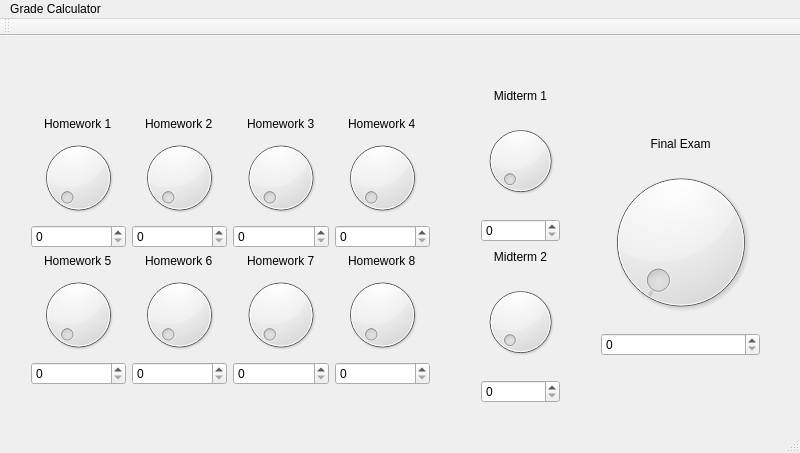
Above: grade_calculator/mainwindow.ui from cmordinibluhm/pic10c_hw2 before the change. Below: the same form after it.
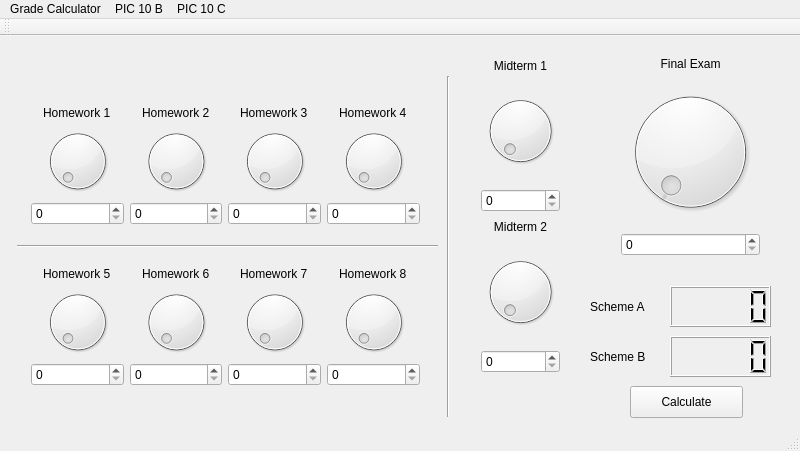
That is the form after the change.

Commit message: Grading schemes A and B operational.

```diff
--- a/grade_calculator/mainwindow.ui
+++ b/grade_calculator/mainwindow.ui
@@ -7,208 +7,18 @@
     <x>0</x>
     <y>0</y>
     <width>800</width>
-    <height>453</height>
+    <height>451</height>
    </rect>
   </property>
   <property name="windowTitle">
    <string>MainWindow</string>
   </property>
   <widget class="QWidget" name="centralWidget">
-   <widget class="QWidget" name="verticalLayoutWidget">
-    <property name="geometry">
-     <rect>
-      <x>20</x>
-      <y>70</y>
-      <width>421</width>
-      <height>290</height>
-     </rect>
-    </property>
-    <layout class="QVBoxLayout" name="verticalLayout">
-     <item>
-      <layout class="QGridLayout" name="gridLayout">
-       <item row="4" column="2">
-        <widget class="QDial" name="dial_7">
-         <property name="maximum">
-          <number>100</number>
-         </property>
-        </widget>
-       </item>
-       <item row="0" column="1" alignment="Qt::AlignHCenter">
-        <widget class="QLabel" name="label_2">
-         <property name="text">
-          <string>Homework 2</string>
-         </property>
-        </widget>
-       </item>
-       <item row="0" column="0" alignment="Qt::AlignHCenter">
-        <widget class="QLabel" name="label">
-         <property name="text">
-          <string>Homework 1</string>
-         </property>
-        </widget>
-       </item>
-       <item row="2" column="1">
-        <widget class="QSpinBox" name="spinBox_2">
-         <property name="maximum">
-          <number>100</number>
-         </property>
-        </widget>
-       </item>
-       <item row="3" column="2" alignment="Qt::AlignHCenter">
-        <widget class="QLabel" name="label_7">
-         <property name="text">
-          <string>Homework 7</string>
-         </property>
-        </widget>
-       </item>
-       <item row="0" column="2" alignment="Qt::AlignHCenter">
-        <widget class="QLabel" name="label_3">
-         <property name="text">
-          <string>Homework 3</string>
-         </property>
-        </widget>
-       </item>
-       <item row="1" column="3">
-        <widget class="QDial" name="dial_4">
-         <property name="maximum">
-          <number>100</number>
-         </property>
-        </widget>
-       </item>
-       <item row="4" column="1">
-        <widget class="QDial" name="dial_6">
-         <property name="maximum">
-          <number>100</number>
-         </property>
-        </widget>
-       </item>
-       <item row="2" column="2">
-        <widget class="QSpinBox" name="spinBox_3">
-         <property name="maximum">
-          <number>100</number>
-         </property>
-        </widget>
-       </item>
-       <item row="2" column="0">
-        <widget class="QSpinBox" name="spinBox">
-         <property name="maximum">
-          <number>100</number>
-         </property>
-        </widget>
-       </item>
-       <item row="2" column="3">
-        <widget class="QSpinBox" name="spinBox_4">
-         <property name="maximum">
-          <number>100</number>
-         </property>
-        </widget>
-       </item>
-       <item row="0" column="3" alignment="Qt::AlignHCenter">
-        <widget class="QLabel" name="label_4">
-         <property name="text">
-          <string>Homework 4</string>
-         </property>
-        </widget>
-       </item>
-       <item row="1" column="2">
-        <widget class="QDial" name="dial_3">
-         <property name="maximum">
-          <number>100</number>
-         </property>
-        </widget>
-       </item>
-       <item row="3" column="3" alignment="Qt::AlignHCenter">
-        <widget class="QLabel" name="label_8">
-         <property name="text">
-          <string>Homework 8</string>
-         </property>
-        </widget>
-       </item>
-       <item row="3" column="0" alignment="Qt::AlignHCenter">
-        <widget class="QLabel" name="label_5">
-         <property name="text">
-          <string>Homework 5</string>
-         </property>
-        </widget>
-       </item>
-       <item row="3" column="1" alignment="Qt::AlignHCenter">
-        <widget class="QLabel" name="label_6">
-         <property name="text">
-          <string>Homework 6</string>
-         </property>
-        </widget>
-       </item>
-       <item row="5" column="0">
-        <widget class="QSpinBox" name="spinBox_5">
-         <property name="maximum">
-          <number>100</number>
-         </property>
-        </widget>
-       </item>
-       <item row="5" column="1">
-        <widget class="QSpinBox" name="spinBox_6">
-         <property name="maximum">
-          <number>100</number>
-         </property>
-        </widget>
-       </item>
-       <item row="5" column="2">
-        <widget class="QSpinBox" name="spinBox_7">
-         <property name="maximum">
-          <number>100</number>
-         </property>
-        </widget>
-       </item>
-       <item row="5" column="3">
-        <widget class="QSpinBox" name="spinBox_8">
-         <property name="maximum">
-          <number>100</number>
-         </property>
-        </widget>
-       </item>
-       <item row="1" column="1">
-        <widget class="QDial" name="dial_2">
-         <property name="maximum">
-          <number>100</number>
-         </property>
-        </widget>
-       </item>
-       <item row="4" column="3">
-        <widget class="QDial" name="dial_8">
-         <property name="maximum">
-          <number>100</number>
-         </property>
-        </widget>
-       </item>
-       <item row="4" column="0">
-        <widget class="QDial" name="dial_5">
-         <property name="maximum">
-          <number>100</number>
-         </property>
-        </widget>
-       </item>
-       <item row="1" column="0">
-        <widget class="QDial" name="dial">
-         <property name="layoutDirection">
-          <enum>Qt::LeftToRight</enum>
-         </property>
-         <property name="autoFillBackground">
-          <bool>false</bool>
-         </property>
-         <property name="maximum">
-          <number>100</number>
-         </property>
-        </widget>
-       </item>
-      </layout>
-     </item>
-    </layout>
-   </widget>
    <widget class="QWidget" name="verticalLayoutWidget_2">
     <property name="geometry">
      <rect>
       <x>470</x>
-      <y>40</y>
+      <y>10</y>
       <width>101</width>
       <height>341</height>
      </rect>
@@ -291,10 +101,10 @@
    <widget class="QWidget" name="verticalLayoutWidget_3">
     <property name="geometry">
      <rect>
-      <x>590</x>
-      <y>90</y>
-      <width>181</width>
-      <height>241</height>
+      <x>610</x>
+      <y>10</y>
+      <width>161</width>
+      <height>221</height>
      </rect>
     </property>
     <layout class="QVBoxLayout" name="verticalLayout_3">
@@ -330,6 +140,289 @@
      </item>
     </layout>
    </widget>
+   <widget class="QPushButton" name="pushButton_calculate">
+    <property name="geometry">
+     <rect>
+      <x>630</x>
+      <y>350</y>
+      <width>113</width>
+      <height>32</height>
+     </rect>
+    </property>
+    <property name="text">
+     <string>Calculate</string>
+    </property>
+   </widget>
+   <widget class="QLCDNumber" name="lcdnumber_A">
+    <property name="geometry">
+     <rect>
+      <x>670</x>
+      <y>250</y>
+      <width>101</width>
+      <height>41</height>
+     </rect>
+    </property>
+   </widget>
+   <widget class="Line" name="line">
+    <property name="geometry">
+     <rect>
+      <x>17</x>
+      <y>200</y>
+      <width>421</width>
+      <height>20</height>
+     </rect>
+    </property>
+    <property name="orientation">
+     <enum>Qt::Horizontal</enum>
+    </property>
+   </widget>
+   <widget class="Line" name="line_2">
+    <property name="geometry">
+     <rect>
+      <x>440</x>
+      <y>40</y>
+      <width>16</width>
+      <height>341</height>
+     </rect>
+    </property>
+    <property name="orientation">
+     <enum>Qt::Vertical</enum>
+    </property>
+   </widget>
+   <widget class="QLCDNumber" name="lcdNumber_B">
+    <property name="geometry">
+     <rect>
+      <x>670</x>
+      <y>300</y>
+      <width>101</width>
+      <height>41</height>
+     </rect>
+    </property>
+   </widget>
+   <widget class="QLabel" name="label_9">
+    <property name="geometry">
+     <rect>
+      <x>590</x>
+      <y>260</y>
+      <width>81</width>
+      <height>21</height>
+     </rect>
+    </property>
+    <property name="text">
+     <string>Scheme A</string>
+    </property>
+   </widget>
+   <widget class="QLabel" name="label_11">
+    <property name="geometry">
+     <rect>
+      <x>590</x>
+      <y>310</y>
+      <width>81</width>
+      <height>21</height>
+     </rect>
+    </property>
+    <property name="text">
+     <string>Scheme B</string>
+    </property>
+   </widget>
+   <widget class="QWidget" name="">
+    <property name="geometry">
+     <rect>
+      <x>20</x>
+      <y>59</y>
+      <width>411</width>
+      <height>141</height>
+     </rect>
+    </property>
+    <layout class="QGridLayout" name="gridLayout">
+     <item row="0" column="0" alignment="Qt::AlignHCenter">
+      <widget class="QLabel" name="label">
+       <property name="text">
+        <string>Homework 1</string>
+       </property>
+      </widget>
+     </item>
+     <item row="0" column="1" alignment="Qt::AlignHCenter">
+      <widget class="QLabel" name="label_2">
+       <property name="text">
+        <string>Homework 2</string>
+       </property>
+      </widget>
+     </item>
+     <item row="0" column="2" alignment="Qt::AlignHCenter">
+      <widget class="QLabel" name="label_3">
+       <property name="text">
+        <string>Homework 3</string>
+       </property>
+      </widget>
+     </item>
+     <item row="0" column="3" alignment="Qt::AlignHCenter">
+      <widget class="QLabel" name="label_4">
+       <property name="text">
+        <string>Homework 4</string>
+       </property>
+      </widget>
+     </item>
+     <item row="1" column="0">
+      <widget class="QDial" name="dial">
+       <property name="layoutDirection">
+        <enum>Qt::LeftToRight</enum>
+       </property>
+       <property name="autoFillBackground">
+        <bool>false</bool>
+       </property>
+       <property name="maximum">
+        <number>100</number>
+       </property>
+      </widget>
+     </item>
+     <item row="1" column="1">
+      <widget class="QDial" name="dial_2">
+       <property name="maximum">
+        <number>100</number>
+       </property>
+      </widget>
+     </item>
+     <item row="1" column="2">
+      <widget class="QDial" name="dial_3">
+       <property name="maximum">
+        <number>100</number>
+       </property>
+      </widget>
+     </item>
+     <item row="1" column="3">
+      <widget class="QDial" name="dial_4">
+       <property name="maximum">
+        <number>100</number>
+       </property>
+      </widget>
+     </item>
+     <item row="2" column="0">
+      <widget class="QSpinBox" name="spinBox">
+       <property name="maximum">
+        <number>100</number>
+       </property>
+      </widget>
+     </item>
+     <item row="2" column="1">
+      <widget class="QSpinBox" name="spinBox_2">
+       <property name="maximum">
+        <number>100</number>
+       </property>
+      </widget>
+     </item>
+     <item row="2" column="2">
+      <widget class="QSpinBox" name="spinBox_3">
+       <property name="maximum">
+        <number>100</number>
+       </property>
+      </widget>
+     </item>
+     <item row="2" column="3">
+      <widget class="QSpinBox" name="spinBox_4">
+       <property name="maximum">
+        <number>100</number>
+       </property>
+      </widget>
+     </item>
+    </layout>
+   </widget>
+   <widget class="QWidget" name="">
+    <property name="geometry">
+     <rect>
+      <x>20</x>
+      <y>220</y>
+      <width>411</width>
+      <height>141</height>
+     </rect>
+    </property>
+    <layout class="QGridLayout" name="gridLayout_2">
+     <item row="0" column="0" alignment="Qt::AlignHCenter">
+      <widget class="QLabel" name="label_5">
+       <property name="text">
+        <string>Homework 5</string>
+       </property>
+      </widget>
+     </item>
+     <item row="0" column="1" alignment="Qt::AlignHCenter">
+      <widget class="QLabel" name="label_6">
+       <property name="text">
+        <string>Homework 6</string>
+       </property>
+      </widget>
+     </item>
+     <item row="0" column="2" alignment="Qt::AlignHCenter">
+      <widget class="QLabel" name="label_7">
+       <property name="text">
+        <string>Homework 7</string>
+       </property>
+      </widget>
+     </item>
+     <item row="0" column="3" alignment="Qt::AlignHCenter">
+      <widget class="QLabel" name="label_8">
+       <property name="text">
+        <string>Homework 8</string>
+       </property>
+      </widget>
+     </item>
+     <item row="1" column="0">
+      <widget class="QDial" name="dial_5">
+       <property name="maximum">
+        <number>100</number>
+       </property>
+      </widget>
+     </item>
+     <item row="1" column="1">
+      <widget class="QDial" name="dial_6">
+       <property name="maximum">
+        <number>100</number>
+       </property>
+      </widget>
+     </item>
+     <item row="1" column="2">
+      <widget class="QDial" name="dial_7">
+       <property name="maximum">
+        <number>100</number>
+       </property>
+      </widget>
+     </item>
+     <item row="1" column="3">
+      <widget class="QDial" name="dial_8">
+       <property name="maximum">
+        <number>100</number>
+       </property>
+      </widget>
+     </item>
+     <item row="2" column="0">
+      <widget class="QSpinBox" name="spinBox_5">
+       <property name="maximum">
+        <number>100</number>
+       </property>
+      </widget>
+     </item>
+     <item row="2" column="1">
+      <widget class="QSpinBox" name="spinBox_6">
+       <property name="maximum">
+        <number>100</number>
+       </property>
+      </widget>
+     </item>
+     <item row="2" column="2">
+      <widget class="QSpinBox" name="spinBox_7">
+       <property name="maximum">
+        <number>100</number>
+       </property>
+      </widget>
+     </item>
+     <item row="2" column="3">
+      <widget class="QSpinBox" name="spinBox_8">
+       <property name="maximum">
+        <number>100</number>
+       </property>
+      </widget>
+     </item>
+    </layout>
+   </widget>
   </widget>
   <widget class="QMenuBar" name="menuBar">
    <property name="geometry">
@@ -345,7 +438,19 @@
      <string>Grade Calculator</string>
     </property>
    </widget>
+   <widget class="QMenu" name="menuPIC_10_C">
+    <property name="title">
+     <string>PIC 10 C</string>
+    </property>
+   </widget>
+   <widget class="QMenu" name="menuPIC_10_B">
+    <property name="title">
+     <string>PIC 10 B</string>
+    </property>
+   </widget>
    <addaction name="menuGrade_Calculator"/>
+   <addaction name="menuPIC_10_B"/>
+   <addaction name="menuPIC_10_C"/>
   </widget>
   <widget class="QToolBar" name="mainToolBar">
    <attribute name="toolBarArea">
```
Left out of the diff: 5 changed lines with no effect on the pictures. The commit also changes 3 other files.
